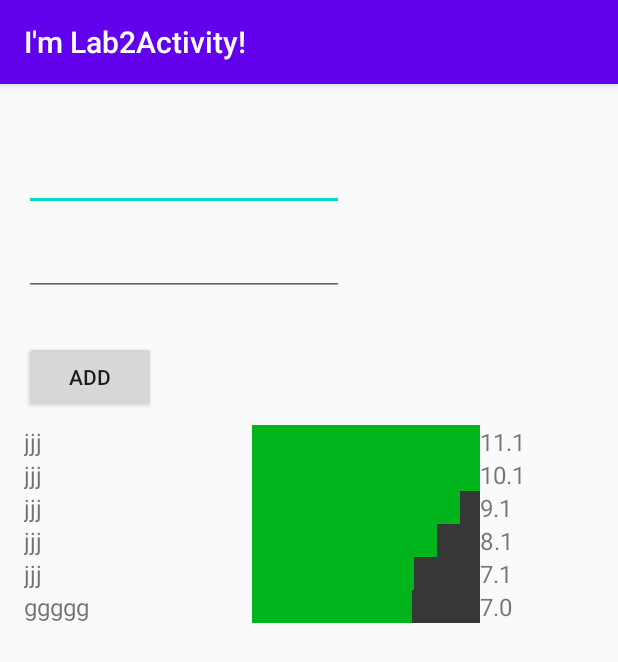
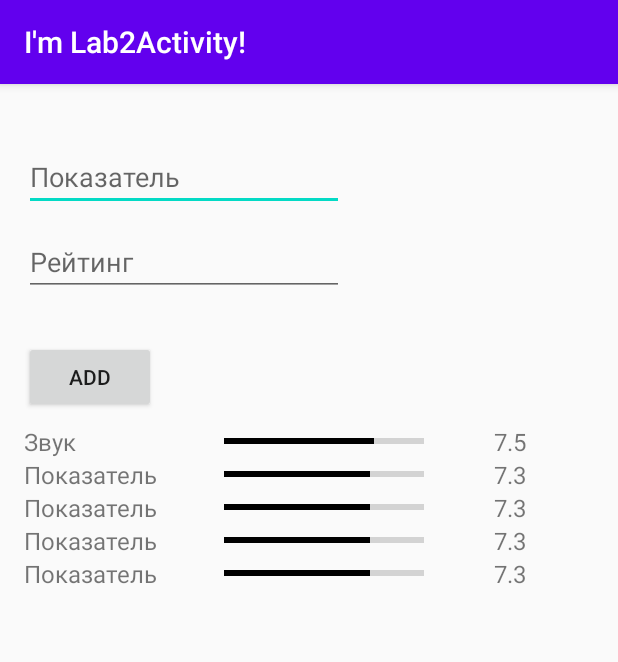
Before and after one commit to Elizaveta999R/AndroidStud, an Android app: the Lab2Activity screen opened directly, with no data from a screen before it, after a tap on "ADD", on a phone screen of 412 x 824 dp. Shown: the top 662 px of the screen. Run offline under Robolectric (Android 15) with nearby library versions, the phone set to English and light mode, and no system bars.

Commit message:
2 lab v2

```diff
--- a/lab2/src/main/java/ru/tpu/lab2/Lab2Activity.java
+++ b/lab2/src/main/java/ru/tpu/lab2/Lab2Activity.java
@@ -12,6 +12,8 @@ import android.os.Bundle;
 import android.view.View;
 import android.widget.Button;
 import android.widget.EditText;
+
+import java.util.ArrayList;
 
 public class Lab2Activity extends AppCompatActivity {
 
@@ -28,6 +30,7 @@ public class Lab2Activity extends AppCompatActivity {
     @Override
     protected void onCreate(@Nullable Bundle savedInstanceState) {
         super.onCreate(savedInstanceState);
+
         setContentView(R.layout.lab2_activity);
 
         setTitle(getString(R.string.lab2_title, getClass().getSimpleName()));
@@ -43,17 +46,17 @@ public class Lab2Activity extends AppCompatActivity {
                 lab2ViewsContainer = findViewById(R.id.container);
                 /*  PI = findViewById(R.id.edittext1) != null ? findViewById(R.id.edittext1).toString()  : "jjj";*/
                 PI = findViewById(R.id.edittext1);
-                String nnn  = PI.getText().length() == 0? "ggggg": PI.getText().toString();
+                String nnn  = PI.getText().length() == 0? "7.5": PI.getText().toString();
                 RI =findViewById(R.id.edittext2);
-                String mmm  = RI.getText().length() == 0? "7": RI.getText().toString();
-                Double mmm1 = Double.parseDouble(mmm);
+                String mmm  = RI.getText().length() == 0? "Звук": RI.getText().toString();
+                Double mmm1 = Double.parseDouble(nnn);
                /* if (nnn.length() == 0)
                 {nnn="ggggg";}
                 if (mmm.length() == 0)
                 {mmm="8";}*/
                /* nnn = nnn != null ? nnn : "dddd";
                 mmm = mmm != null ? mmm : "7";*/
-               lab2ViewsContainer.incrementViews(nnn,mmm1);
+               lab2ViewsContainer.incrementViews(mmm,mmm1);
             }
         });
 
@@ -61,13 +64,22 @@ public class Lab2Activity extends AppCompatActivity {
 
         // Восстанавливаем состояние нашего View, добавляя заново все View
         if (savedInstanceState != null) {
-            lab2ViewsContainer.setViewsCount(savedInstanceState.getInt(STATE_VIEWS_COUNT));
+
+             lab2ViewsContainer = findViewById(R.id.container);
+            // lab2ViewsContainer.removeAllViews();
+           // lab2ViewsContainer.title.clear();
+            ArrayList<String> nnn = savedInstanceState.getStringArrayList(STATE_VIEWS_COUNT);
+            for (int i = 0; i < nnn.size(); i=i+2) {
+               lab2ViewsContainer.incrementViews(nnn.get(i), Double.parseDouble(nnn.get(i+1)));
+            }
+
+            //lab2ViewsContainer.setViewsCount(nnn);
         }
     }
 
     @Override
     protected void onSaveInstanceState(@NonNull Bundle outState) {
         super.onSaveInstanceState(outState);
-        outState.putInt(STATE_VIEWS_COUNT, lab2ViewsContainer.getViewsCount());
+        outState.putStringArrayList(STATE_VIEWS_COUNT, lab2ViewsContainer.getViewsCount());
     }
 }
--- a/lab2/src/main/java/ru/tpu/lab2/Lab2ViewsContainer.java
+++ b/lab2/src/main/java/ru/tpu/lab2/Lab2ViewsContainer.java
@@ -1,6 +1,8 @@
 package ru.tpu.lab2;
 import android.content.Context;
+import android.content.res.ColorStateList;
 import android.content.res.TypedArray;
+import android.graphics.Color;
 import android.graphics.drawable.ClipDrawable;
 import android.graphics.drawable.ColorDrawable;
 import android.graphics.drawable.Drawable;
@@ -52,6 +54,8 @@ public class Lab2ViewsContainer extends LinearLayout {
     private String RI;
     private int Rt;
     Map<Integer, Integer> states = new HashMap<Integer, Integer>();
+    ArrayList<String> title = new ArrayList<String>();
+    List<Double> reit = new ArrayList<Double>();
 
 
  /*   List<LinearLayout> LLL= new ArrayList<LinearLayout>();
@@ -95,20 +99,23 @@ public class Lab2ViewsContainer extends LinearLayout {
 
         // Полученный TypedArray необходимо обязательно очистить.
         a.recycle();
+        ArrayList<String> list11 = new ArrayList<String>();
+   if(viewsCount<minViewsCount)
+   {
+        for (int i = 0; i <  minViewsCount ; i++) {
+            incrementViews("Показатель", 7.3);
+        }
+          /*  list11.add("Показатель");
+           list11.add("7.8");*/
+        }
 
-        setViewsCount(minViewsCount);
+title.clear();
+       /* setViewsCount(list11);*/
     }
 
     @RequiresApi(api = Build.VERSION_CODES.N)
     public void incrementViews(String OOO, Double PPP) {
-
-
-        LinearLayout.LayoutParams lParams1;
-        LinearLayout.LayoutParams lParams2;
-        LinearLayout.LayoutParams lParams3;
-
-     /*   name = findViewById(R.id.edittext1);
-        lastName = findViewById(R.id.edittext2);*/
+        viewsCount++;
         PI =OOO;
         RI = PPP.toString();
 
@@ -120,7 +127,8 @@ public class Lab2ViewsContainer extends LinearLayout {
         linearLayout1.setLayoutParams(new LinearLayout.LayoutParams(LinearLayout.LayoutParams.MATCH_PARENT, LinearLayout.LayoutParams.MATCH_PARENT));
         linearLayout1.setId(CC++);
 
-// Зададим цвета для фона и самого индикатора
+
+/*// Зададим цвета для фона и самого индикатора
         Drawable background = new ColorDrawable(0xFF373737);
         Drawable progress = new ColorDrawable(0xFF00B51C);
         ClipDrawable clipProgress = new ClipDrawable(progress, Gravity.LEFT,
@@ -130,7 +138,7 @@ public class Lab2ViewsContainer extends LinearLayout {
         LayerDrawable layerlist = new LayerDrawable(new Drawable[] {
                 background, clipProgress });
         layerlist.setId(0, android.R.id.background);
-        layerlist.setId(1, android.R.id.progress);
+        layerlist.setId(1, android.R.id.progress);*/
 
         ProgressBar progressBar = new ProgressBar(getContext(), null,
                 android.R.attr.progressBarStyleHorizontal);
@@ -139,11 +147,16 @@ public class Lab2ViewsContainer extends LinearLayout {
         states.put(linearLayout1.getId(), tempI);
 
 
+        title.add(OOO);
+        title.add(PPP.toString());
+
+
         //SortedSet<Integer> values = new TreeSet<Integer>(states.values());
        // states.entrySet().stream().sorted((n1,n2)->n1.getValue().compareTo(n2.getValue())).forEach(n->System.out.println(n));
 
 
-        progressBar.setProgressDrawable(layerlist);
+     /*   progressBar.setProgressDrawable(layerlist);*/
+        progressBar.setProgressTintList(ColorStateList.valueOf(Color.BLACK));
         progressBar.setProgress(tempI);
 
 
@@ -151,16 +164,17 @@ public class Lab2ViewsContainer extends LinearLayout {
         TextView textView1 = new TextView(getContext());
         textView1.setTextSize(16);
         textView1.setText(OOO);
-       // textView1.setId(viewsCount++);
+
 
 
         TextView textView3 = new TextView(getContext());
         textView3.setTextSize(16);
-        textView3.setText(RI)
-        ;
+        textView3.setText(RI);
         LayoutParams poi = new LayoutParams(0, ViewGroup.LayoutParams.MATCH_PARENT,2.0f);
         LayoutParams poi2 = new LayoutParams(0, ViewGroup.LayoutParams.MATCH_PARENT,2.0f);
         LayoutParams poi3 = new LayoutParams(0, ViewGroup.LayoutParams.MATCH_PARENT,1.0f);
+        poi3.leftMargin = 70;
+
         textView1.setLayoutParams(poi);
          progressBar.setLayoutParams(poi2);
         textView3.setLayoutParams(poi3);
@@ -189,8 +203,6 @@ public class Lab2ViewsContainer extends LinearLayout {
 
               }
             }
-
-
         }
 
 
@@ -202,23 +214,26 @@ public class Lab2ViewsContainer extends LinearLayout {
 
 
 
-    @RequiresApi(api = Build.VERSION_CODES.N)
-    public void setViewsCount(int viewsCount) {
-        if (this.viewsCount == viewsCount) {
+   /* @RequiresApi(api = Build.VERSION_CODES.N)
+
+    public void setViewsCount(ArrayList <String> nnn) {
+       int Vk = nnn.size()/2;
+
+        if (this.viewsCount == Vk) {
             return;
         }
-        viewsCount = viewsCount < minViewsCount ? minViewsCount : viewsCount;
+    Vk = Vk < minViewsCount ? minViewsCount : Vk;
 
         removeAllViews();
         this.viewsCount = 0;
 
-        for (int i = 0; i < viewsCount; i++) {
-            incrementViews("jjj",(7.1+(double)prov1++) );
+        for (int i = 0; i < Vk*2; i=i+2) {
+            incrementViews(nnn.get(i), Double.parseDouble(nnn.get(i+1)));
         }
     }
-
-    public int getViewsCount() {
-        return viewsCount;
+*/
+    public ArrayList<String> getViewsCount() {
+        return title;
     }
 
     /**
--- a/lab2/src/main/res/layout/lab2_activity.xml
+++ b/lab2/src/main/res/layout/lab2_activity.xml
@@ -15,6 +15,7 @@
         android:layout_alignParentTop="true"
         android:layout_marginTop="23dp"
         android:ems="10"
+        android:hint="Показатель"
         android:inputType="textPersonName" />
 
     <Button
@@ -39,7 +40,7 @@
             android:layout_width="match_parent"
             android:layout_height="wrap_content"
             android:orientation="vertical"
-            app:lab2_minViewsCount="5">
+            app:lab2_minViewsCount="4">
 
         </ru.tpu.lab2.Lab2ViewsContainer>
     </ScrollView>
@@ -51,5 +52,6 @@
         android:layout_below="@+id/edittext2"
         android:layout_marginTop="11dp"
         android:ems="10"
+        android:hint="Рейтинг"
         android:inputType="textPersonName" />
 </RelativeLayout>
```
